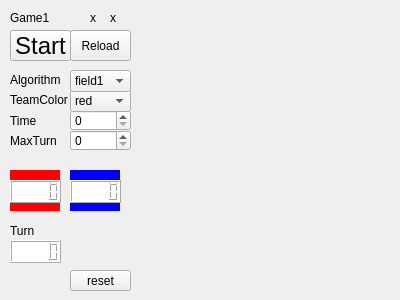
gra1024/Procon30_simulator, file src/mainwindow.ui: the form before one commit.
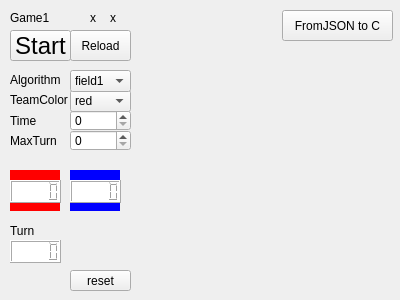
The form after the commit.

```diff
--- a/src/mainwindow.ui
+++ b/src/mainwindow.ui
@@ -310,6 +310,19 @@
     <string>reset</string>
    </property>
   </widget>
+  <widget class="QPushButton" name="pushButton">
+   <property name="geometry">
+    <rect>
+     <x>282</x>
+     <y>10</y>
+     <width>111</width>
+     <height>31</height>
+    </rect>
+   </property>
+   <property name="text">
+    <string>FromJSON to C</string>
+   </property>
+  </widget>
   <zorder>label_Back_Blue_1</zorder>
   <zorder>label_Back_Red_1</zorder>
   <zorder>comboBox_TeamColor_1</zorder>
```
Left out of the diff: 1 changed line with no effect on the pictures.
